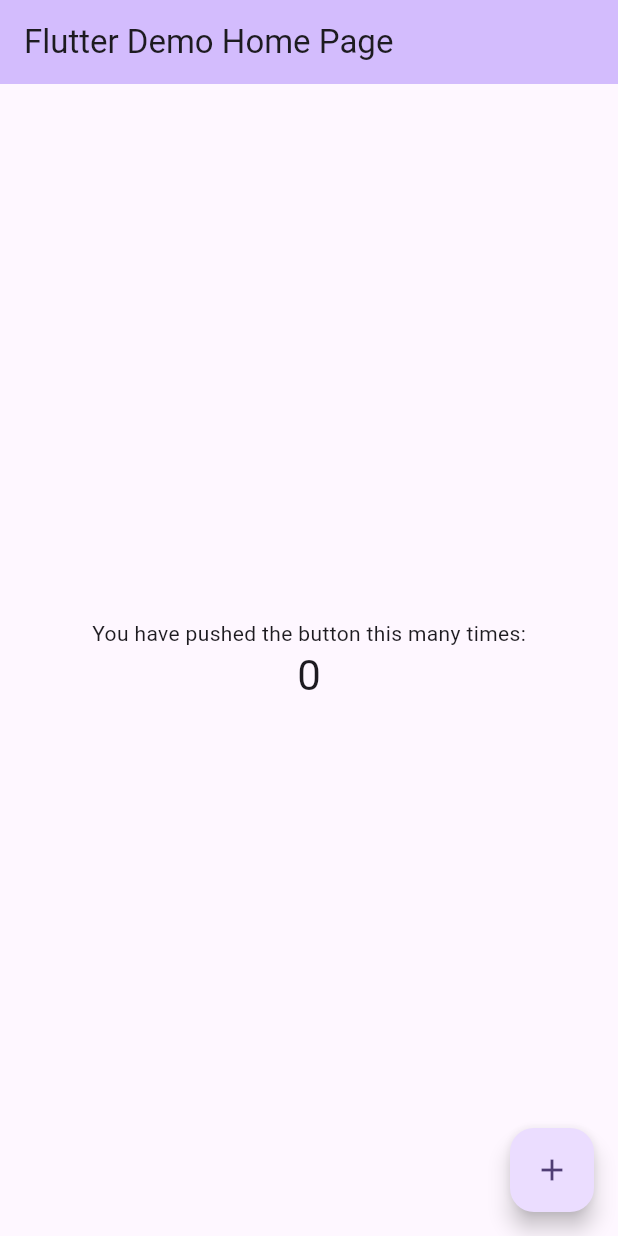
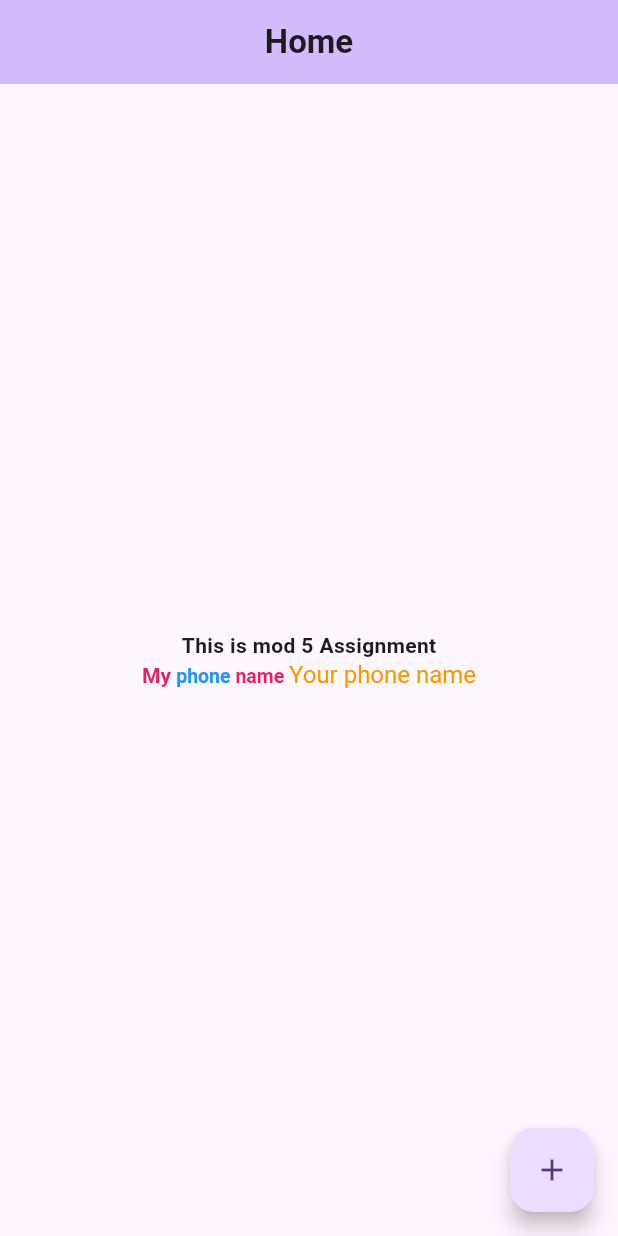
Before and after one commit to AnikHaque/Simple_Flutter_Home_Screen, a Flutter app: the screen it shows after launch, on a phone screen of 412 x 824 dp. Run offline on Flutter 3.47's test engine with Material 2 defaults, Android fonts, the phone set to English and light mode, and no system bars.

Commit message:
updated home screen title

```diff
--- a/lib/main.dart
+++ b/lib/main.dart
@@ -17,7 +17,7 @@ class MyApp extends StatelessWidget {
         colorScheme: ColorScheme.fromSeed(seedColor: Colors.deepPurple),
         useMaterial3: true,
       ),
-      home: const MyHomePage(title: 'Flutter Demo Home Page'),
+      home: const MyHomePage(title: 'Home'),
     );
   }
 }
@@ -47,11 +47,17 @@ class _MyHomePageState extends State<MyHomePage> {
 
     return Scaffold(
       appBar: AppBar(
+        backgroundColor: Theme.of(context).colorScheme.inversePrimary,
+        title: Text(
+          widget.title,
+          textAlign: TextAlign.center,
+          style: TextStyle(
+            fontWeight: FontWeight.bold,
+          ),
+        ),
+        centerTitle: true, // Center the title horizontally.
+      ),
 
-        backgroundColor: Theme.of(context).colorScheme.inversePrimary,
-
-        title: Text(widget.title),
-      ),
       body: Center(
 
         child: Column(
@@ -59,12 +65,63 @@ class _MyHomePageState extends State<MyHomePage> {
           mainAxisAlignment: MainAxisAlignment.center,
           children: <Widget>[
             const Text(
-              'You have pushed the button this many times:',
+              'This is mod 5 Assignment',
+              style: TextStyle(
+                fontWeight: FontWeight.bold,
+              ),
             ),
-            Text(
-              '$_counter',
-              style: Theme.of(context).textTheme.headlineMedium,
-            ),
+            RichText(
+              text: TextSpan(
+                children: [
+                  TextSpan(
+                    text: 'My ',
+                    style: TextStyle(
+                      color: Colors.pink, // Color for "My"
+                      fontWeight: FontWeight.bold,
+                    ),
+                  ),
+                  TextSpan(
+                    text: 'phone ',
+                    style: TextStyle(
+                      color: Colors.blue, // Color for "phone"
+                      fontWeight: FontWeight.bold,
+                        fontSize: 13
+                    ),
+                  ),
+                  TextSpan(
+                    text: 'name ',
+                    style: TextStyle(
+                      color: Colors.pink, // Color for "My"
+                      fontWeight: FontWeight.bold,
+                        fontSize: 13
+                    ),
+
+                  ),
+                  TextSpan(
+                    text: 'Your ',
+                    style: TextStyle(
+                      color: Colors.orange, // Color for "phone"
+                     fontSize: 16
+                    ),
+                  ),
+                  TextSpan(
+                    text: 'phone ',
+                    style: TextStyle(
+                      color: Colors.orange,
+                        fontSize: 16
+                    ),
+                  ),
+                  TextSpan(
+                    text: 'name',
+                    style: TextStyle(
+                      color: Colors.orange,
+                        fontSize: 16
+                    ),
+                  ),
+                ],
+              ),
+            )
+
           ],
         ),
       ),
```
